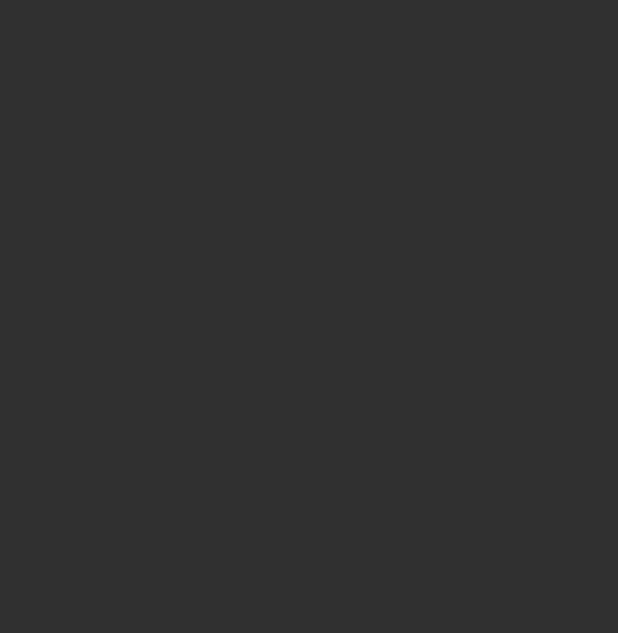
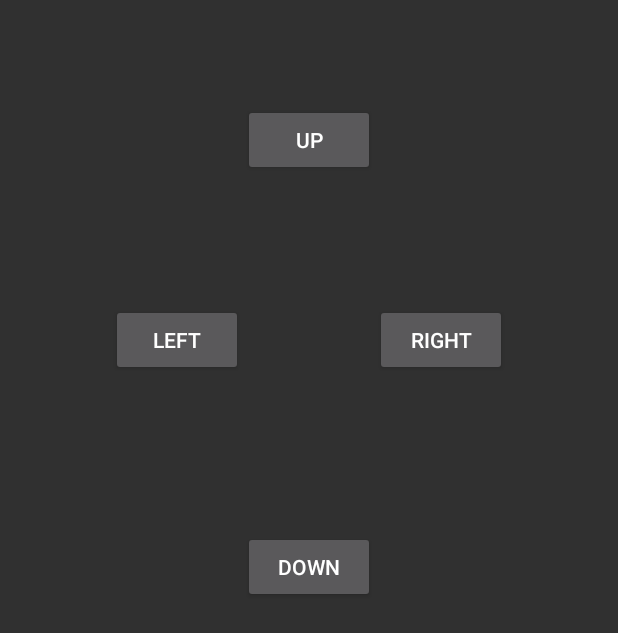
Before and after one commit to axelpelling/Lantern-in-the-Dark, an Android app: the GameActivity screen opened directly, with no data from a screen before it, on a phone screen of 412 x 824 dp. Before the commit the part shown is empty. Shown: the top 633 px of the screen. Run offline under Robolectric (Android 15) with nearby library versions, the phone set to English and light mode, and no system bars.

Commit message:
untested stuff

```diff
--- a/app/src/main/res/layout/activity_game.xml
+++ b/app/src/main/res/layout/activity_game.xml
@@ -15,4 +15,52 @@
         android:layout_height="wrap_content"
         />
 
+    <Button
+        android:layout_width="wrap_content"
+        android:layout_height="wrap_content"
+        android:text="UP"
+        android:id="@+id/upButton"
+        android:layout_below="@+id/tv"
+        android:layout_centerHorizontal="true"
+        android:layout_marginTop="34dp"
+        android:onClick="upButton"
+        />
+
+    <Button
+        android:layout_width="wrap_content"
+        android:layout_height="wrap_content"
+        android:text="LEFT"
+        android:id="@+id/leftButton"
+        android:layout_below="@+id/upButton"
+        android:layout_toLeftOf="@+id/upButton"
+        android:layout_toStartOf="@+id/upButton"
+        android:layout_marginTop="85dp"
+        android:onClick="leftButton"
+        />
+
+    <Button
+        android:layout_width="wrap_content"
+        android:layout_height="wrap_content"
+        android:text="RIGHT"
+        android:id="@+id/rightButton"
+        android:layout_alignBottom="@+id/leftButton"
+        android:layout_toRightOf="@+id/upButton"
+        android:layout_toEndOf="@+id/upButton"
+        android:onClick="rightButton"
+        />
+
+    <Button
+        android:layout_width="wrap_content"
+        android:layout_height="wrap_content"
+        android:text="DOWN"
+        android:id="@+id/downButton"
+        android:layout_toStartOf="@+id/rightButton"
+        android:layout_toLeftOf="@+id/rightButton"
+        android:layout_marginTop="103dp"
+        android:layout_below="@+id/leftButton"
+        android:layout_toRightOf="@+id/leftButton"
+        android:layout_toEndOf="@+id/leftButton"
+        android:onClick="downButton"
+        />
+
 </RelativeLayout>
```
Also changed, not shown: app/src/main/java/computing/mobile/lanterninthedark/ClientActivity.java (+16 -2 lines), app/src/main/java/computing/mobile/lanterninthedark/GameActivity.java (+67 -1 lines), app/src/main/java/computing/mobile/lanterninthedark/HostActivity.java (+16 -1 lines), 1 other file.
